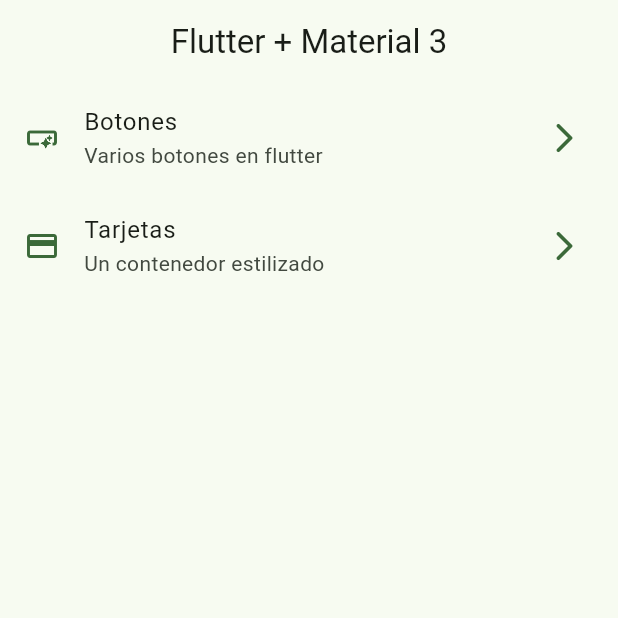
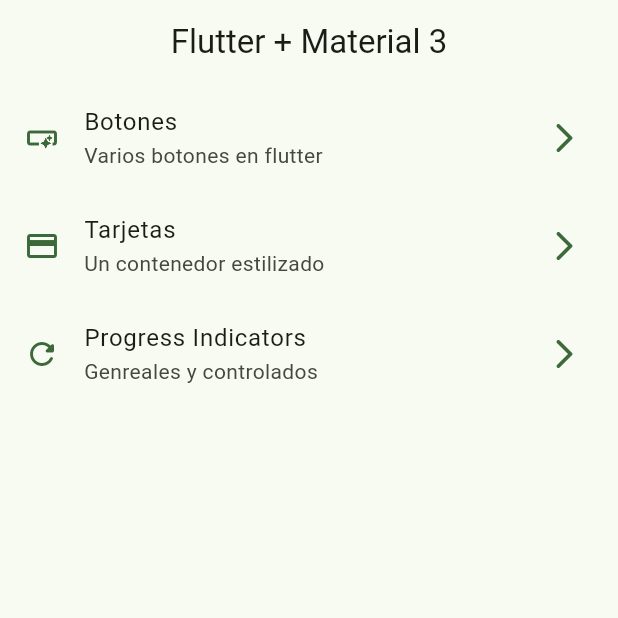
Before and after one commit to acensito/practicas_flutter, a Flutter app: the screen it shows after launch, on a phone screen of 412 x 824 dp, the top half of it. Run offline on Flutter 3.47's test engine with Material 3 defaults, Android fonts, the phone set to English and light mode, and no system bars; our stand-ins replace animate_do, dio, go_router, video_player.

Commit message:
circular progress indicator

```diff
--- a/widgetsapp/lib/config/theme/menu/menu_items.dart
+++ b/widgetsapp/lib/config/menu/menu_items.dart
@@ -24,5 +24,10 @@ const appMenuItems = <MenuItem>[
     icon: Icons.credit_card,
     title: 'Tarjetas',
     subtitle: 'Un contenedor estilizado',
-    link: '/cards')
+    link: '/cards'),
+  MenuItem(
+    icon: Icons.refresh_rounded,
+    title: 'Progress Indicators',
+    subtitle: 'Genreales y controlados',
+    link: '/progress'),
 ];
--- a/widgetsapp/lib/config/router/app_router.dart
+++ b/widgetsapp/lib/config/router/app_router.dart
@@ -20,5 +20,10 @@ final appRouter = GoRouter(
       path: '/cards',
       builder: (context, state) => CardsScreen(),
     ),
+    GoRoute(
+      name: ProgressScreen.routeName,
+      path: '/progress',
+      builder: (context, state) => ProgressScreen(),
+    ),
   ],
 );
--- a/widgetsapp/lib/views/screens/home/home_screen.dart
+++ b/widgetsapp/lib/views/screens/home/home_screen.dart
@@ -1,6 +1,6 @@
 import 'package:flutter/material.dart';
 import 'package:go_router/go_router.dart';
-import 'package:widgetsapp/config/theme/menu/menu_items.dart';
+import 'package:widgetsapp/config/menu/menu_items.dart';
 
 class HomeScreen extends StatelessWidget {
   const HomeScreen({super.key});
```
Also changed, not shown: widgetsapp/lib/views/screens/progress/progress_screen.dart (+23 -2 lines).
